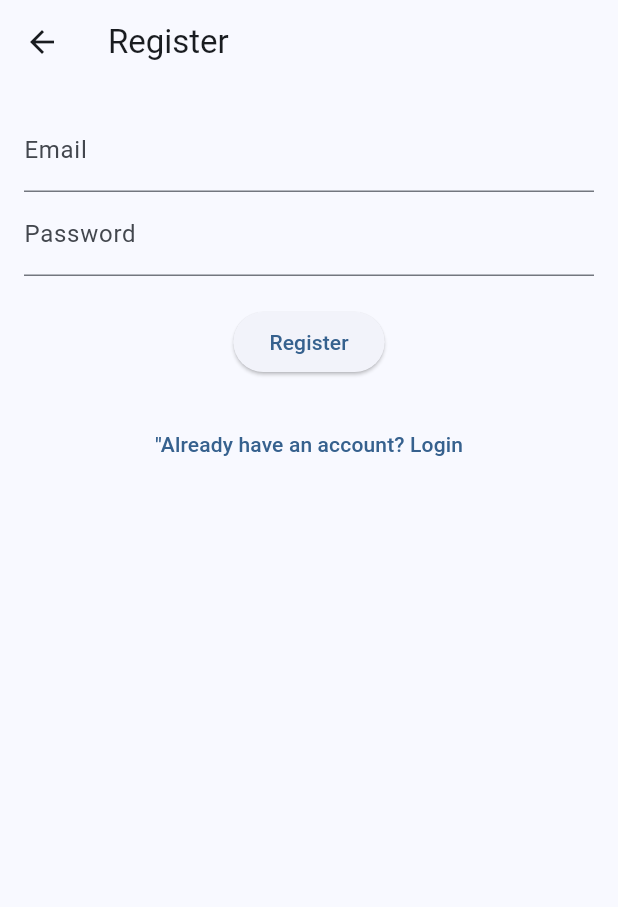
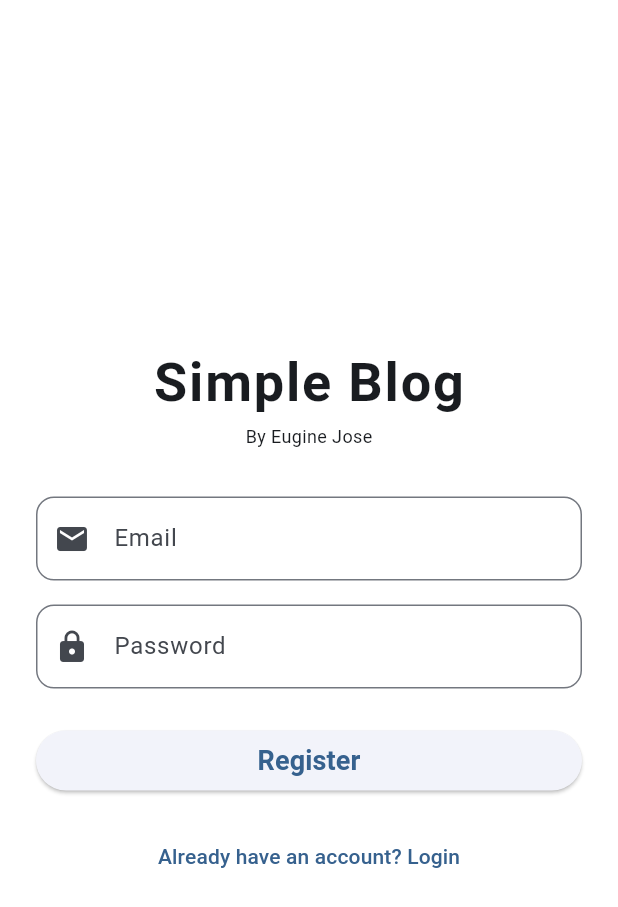
Before and after one commit to JesterByte/simple_blog_flutter, a Flutter app: the screen it shows after launch, after a tap on "Don't have an account? Register", on a phone screen of 412 x 824 dp. Shown: the top 907 px of the screen. Run offline on Flutter 3.47's test engine with Material 3 defaults, Android fonts, the phone set to English and light mode, and no system bars; our stand-ins replace flutter_dotenv, flutter_riverpod, image_picker, supabase_flutter, timeago; accounts and stored records are empty; network calls fail.

Commit message:
chore: polish ui of login and register

```diff
--- a/lib/features/auth/presentation/home_screen.dart
+++ b/lib/features/auth/presentation/home_screen.dart
@@ -1,6 +1,7 @@
 import 'package:flutter/material.dart';
 import 'package:flutter_riverpod/flutter_riverpod.dart';
 import 'package:simple_blog_flutter/features/auth/auth_provider.dart';
+import 'package:simple_blog_flutter/features/auth/presentation/login_screen.dart';
 import 'package:simple_blog_flutter/features/blog/presentation/blog_list_screen.dart';
 import 'package:simple_blog_flutter/features/profile/presentation/profile_screen.dart';
 import 'package:simple_blog_flutter/features/profile/profile_provider.dart';
@@ -75,6 +76,13 @@ class HomeScreen extends ConsumerWidget {
       try {
         final repo = ref.read(authRepositoryProvider);
         await repo.signOut();
+
+        if (!context.mounted) return;
+
+        Navigator.pushReplacement(
+          context,
+          MaterialPageRoute(builder: (_) => LoginScreen()),
+        );
       } catch (e) {
         if (!context.mounted) return;
 
--- a/lib/features/auth/presentation/login_screen.dart
+++ b/lib/features/auth/presentation/login_screen.dart
@@ -1,6 +1,7 @@
 import 'package:flutter/material.dart';
 import 'package:flutter_riverpod/flutter_riverpod.dart';
 import 'package:simple_blog_flutter/features/auth/auth_provider.dart';
+import 'package:simple_blog_flutter/features/auth/presentation/home_screen.dart';
 import 'package:simple_blog_flutter/features/auth/presentation/register_screen.dart';
 
 class LoginScreen extends ConsumerStatefulWidget {
@@ -24,6 +25,13 @@ class _LoginScreenState extends ConsumerState<LoginScreen> {
         email: _emailController.text.trim(),
         password: _passwordController.text.trim(),
       );
+
+      if (!mounted) return;
+
+      Navigator.pushReplacement(
+        context,
+        MaterialPageRoute(builder: (_) => HomeScreen()),
+      );
     } catch (e) {
       if (!mounted) return;
 
@@ -38,39 +46,80 @@ class _LoginScreenState extends ConsumerState<LoginScreen> {
   @override
   Widget build(BuildContext context) {
     return Scaffold(
-      appBar: AppBar(title: const Text('Login')),
-      body: Padding(
-        padding: const EdgeInsets.all(16),
+      backgroundColor: Colors.white,
+      body: Center(
+        child: SingleChildScrollView(
+          padding: const EdgeInsets.symmetric(horizontal: 24.0),
           child: Column(
+            mainAxisAlignment: MainAxisAlignment.center,
             children: [
+              const Text(
+                'Simple Blog',
+                style: TextStyle(
+                  fontSize: 36,
+                  fontWeight: FontWeight.bold,
+                  letterSpacing: 1.2,
+                ),
+              ),
+              const SizedBox(height: 2),
+              Text(
+                'By Eugine Jose',
+                style: TextStyle(fontSize: 12, fontWeight: FontWeight.w400),
+              ),
+              const SizedBox(height: 32),
               TextField(
                 controller: _emailController,
-              decoration: const InputDecoration(labelText: 'Email'),
+                keyboardType: TextInputType.emailAddress,
+                decoration: InputDecoration(
+                  labelText: 'Email',
+                  border: OutlineInputBorder(
+                    borderRadius: BorderRadius.circular(12),
                   ),
+                  prefixIcon: const Icon(Icons.email),
+                ),
+              ),
+              const SizedBox(height: 16),
               TextField(
                 controller: _passwordController,
-              decoration: InputDecoration(labelText: 'Password'),
                 obscureText: true,
+                decoration: InputDecoration(
+                  labelText: 'Password',
+                  border: OutlineInputBorder(
+                    borderRadius: BorderRadius.circular(12),
                   ),
-            const SizedBox(height: 20),
-            ElevatedButton(
+                  prefixIcon: const Icon(Icons.lock),
+                ),
+              ),
+              const SizedBox(height: 24),
+              SizedBox(
+                width: double.infinity,
+                child: ElevatedButton(
                   onPressed: _loading ? null : _login,
                   child: _loading
                       ? const CircularProgressIndicator()
-                  : const Text('Login'),
+                      : const Text(
+                          'Login',
+                          style: TextStyle(
+                            fontSize: 18,
+                            fontWeight: FontWeight.bold,
                           ),
-            const SizedBox(height: 20),
+                        ),
+                ),
+              ),
+              const SizedBox(height: 16),
               TextButton(
                 onPressed: () {
-                Navigator.of(
+                  Navigator.pushReplacement(
                     context,
-                ).push(MaterialPageRoute(builder: (_) => RegisterScreen()));
+                    MaterialPageRoute(builder: (_) => RegisterScreen()),
+                  );
                 },
                 child: const Text("Don't have an account? Register"),
               ),
             ],
           ),
         ),
+      ),
     );
   }
 }
--- a/lib/features/auth/presentation/register_screen.dart
+++ b/lib/features/auth/presentation/register_screen.dart
@@ -1,6 +1,8 @@
 import 'package:flutter/material.dart';
 import 'package:flutter_riverpod/flutter_riverpod.dart';
 import 'package:simple_blog_flutter/features/auth/auth_provider.dart';
+import 'package:simple_blog_flutter/features/auth/presentation/home_screen.dart';
+import 'package:simple_blog_flutter/features/auth/presentation/login_screen.dart';
 
 class RegisterScreen extends ConsumerStatefulWidget {
   const RegisterScreen({super.key});
@@ -26,6 +28,13 @@ class _RegisterScreenState extends ConsumerState<RegisterScreen> {
 
       if (!mounted) return;
 
+      Navigator.pushReplacement(
+        context,
+        MaterialPageRoute(builder: (_) => HomeScreen()),
+      );
+
+      if (!mounted) return;
+
       ScaffoldMessenger.of(
         context,
       ).showSnackBar(const SnackBar(content: Text('Registration successful')));
@@ -41,35 +50,78 @@ class _RegisterScreenState extends ConsumerState<RegisterScreen> {
   @override
   Widget build(BuildContext context) {
     return Scaffold(
-      appBar: AppBar(title: const Text('Register')),
-      body: Padding(
-        padding: const EdgeInsets.all(16),
+      backgroundColor: Colors.white,
+      body: Center(
+        child: SingleChildScrollView(
+          padding: const EdgeInsets.symmetric(horizontal: 24.0),
           child: Column(
+            mainAxisAlignment: MainAxisAlignment.center,
             children: [
+              const Text(
+                'Simple Blog',
+                style: TextStyle(
+                  fontSize: 36,
+                  fontWeight: FontWeight.bold,
+                  letterSpacing: 1.2,
+                ),
+              ),
+              const SizedBox(height: 2),
+              Text(
+                'By Eugine Jose',
+                style: TextStyle(fontSize: 12, fontWeight: FontWeight.w400),
+              ),
+              const SizedBox(height: 32),
               TextField(
                 controller: _emailController,
-              decoration: const InputDecoration(labelText: 'Email'),
+                keyboardType: TextInputType.emailAddress,
+                decoration: InputDecoration(
+                  labelText: 'Email',
+                  border: OutlineInputBorder(
+                    borderRadius: BorderRadius.circular(12),
                   ),
+                  prefixIcon: const Icon(Icons.email),
+                ),
+              ),
+              const SizedBox(height: 16),
               TextField(
                 controller: _passwordController,
-              decoration: const InputDecoration(labelText: 'Password'),
                 obscureText: true,
+                decoration: InputDecoration(
+                  labelText: 'Password',
+                  border: OutlineInputBorder(
+                    borderRadius: BorderRadius.circular(12),
                   ),
-            const SizedBox(height: 20),
-            ElevatedButton(
+                  prefixIcon: const Icon(Icons.lock),
+                ),
+              ),
+              const SizedBox(height: 24),
+              SizedBox(
+                width: double.infinity,
+                child: ElevatedButton(
                   onPressed: _loading ? null : _register,
                   child: _loading
                       ? const CircularProgressIndicator()
-                  : const Text('Register'),
+                      : const Text(
+                          'Register',
+                          style: TextStyle(
+                            fontSize: 18,
+                            fontWeight: FontWeight.bold,
                           ),
-            const SizedBox(height: 20),
+                        ),
+                ),
+              ),
+              const SizedBox(height: 16),
               TextButton(
                 onPressed: () {
-                Navigator.of(context).pop();
+                  Navigator.pushReplacement(
+                    context,
+                    MaterialPageRoute(builder: (_) => LoginScreen()),
+                  );
                 },
-              child: const Text('"Already have an account? Login'),
+                child: const Text("Already have an account? Login"),
               ),
             ],
+          ),
         ),
       ),
     );
```
Lines whose indentation alone changed are shown as unchanged.
